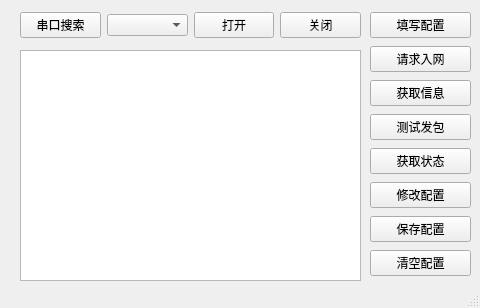
Above: AT_tool/at_tool_main.ui from lissettecarlr/lorawan_AT_tool before the change. Below: the same form after it.
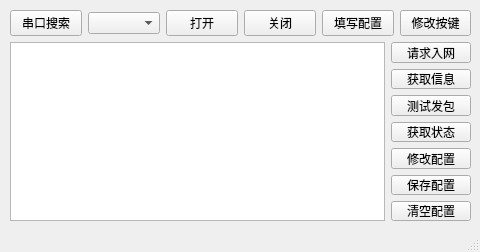
That is the form after the change.

Commit message: 为了适配树莓派23.5寸屏幕，将窗体改为了480*252大小，增加了一个lora参数配置的窗体

The edit to the form file:
```diff
--- a/AT_tool/at_tool_main.ui
+++ b/AT_tool/at_tool_main.ui
@@ -7,35 +7,24 @@
     <x>0</x>
     <y>0</y>
     <width>480</width>
-    <height>308</height>
+    <height>252</height>
    </rect>
   </property>
   <property name="windowTitle">
    <string>MainWindow</string>
   </property>
   <widget class="QWidget" name="centralwidget">
-   <widget class="QTextBrowser" name="textBrowser">
-    <property name="enabled">
-     <bool>true</bool>
-    </property>
+   <widget class="QWidget" name="layoutWidget">
     <property name="geometry">
      <rect>
-      <x>20</x>
-      <y>50</y>
-      <width>341</width>
-      <height>231</height>
-     </rect>
-    </property>
-   </widget>
-   <widget class="QWidget" name="">
-    <property name="geometry">
-     <rect>
-      <x>20</x>
+      <x>10</x>
       <y>10</y>
-      <width>341</width>
-      <height>31</height>
+      <width>461</width>
+      <height>211</height>
      </rect>
     </property>
+    <layout class="QVBoxLayout" name="verticalLayout_2">
+     <item>
     <layout class="QHBoxLayout" name="horizontalLayout">
      <item>
       <widget class="QPushButton" name="ser_bt_find">
@@ -61,18 +50,6 @@
        </property>
       </widget>
      </item>
-    </layout>
-   </widget>
-   <widget class="QWidget" name="">
-    <property name="geometry">
-     <rect>
-      <x>370</x>
-      <y>10</y>
-      <width>101</width>
-      <height>271</height>
-     </rect>
-    </property>
-    <layout class="QVBoxLayout" name="verticalLayout">
      <item>
       <widget class="QPushButton" name="at_bt_config">
        <property name="text">
@@ -81,6 +58,26 @@
       </widget>
      </item>
      <item>
+        <widget class="QPushButton" name="pushButton">
+         <property name="text">
+          <string>修改按键</string>
+         </property>
+        </widget>
+       </item>
+      </layout>
+     </item>
+     <item>
+      <layout class="QHBoxLayout" name="horizontalLayout_2">
+       <item>
+        <widget class="QTextBrowser" name="textBrowser">
+         <property name="enabled">
+          <bool>true</bool>
+         </property>
+        </widget>
+       </item>
+       <item>
+        <layout class="QVBoxLayout" name="verticalLayout">
+         <item>
       <widget class="QPushButton" name="at_bt_join">
        <property name="minimumSize">
         <size>
@@ -140,6 +137,10 @@
         <string>清空配置</string>
        </property>
       </widget>
+         </item>
+        </layout>
+       </item>
+      </layout>
      </item>
     </layout>
    </widget>
```
Lines whose indentation alone changed are shown as unchanged. The commit also changes 2 other files.
